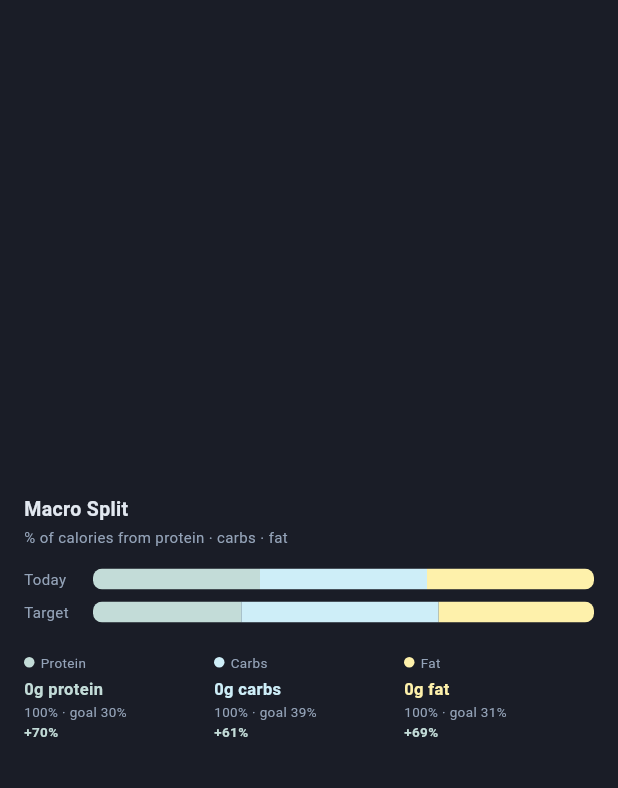
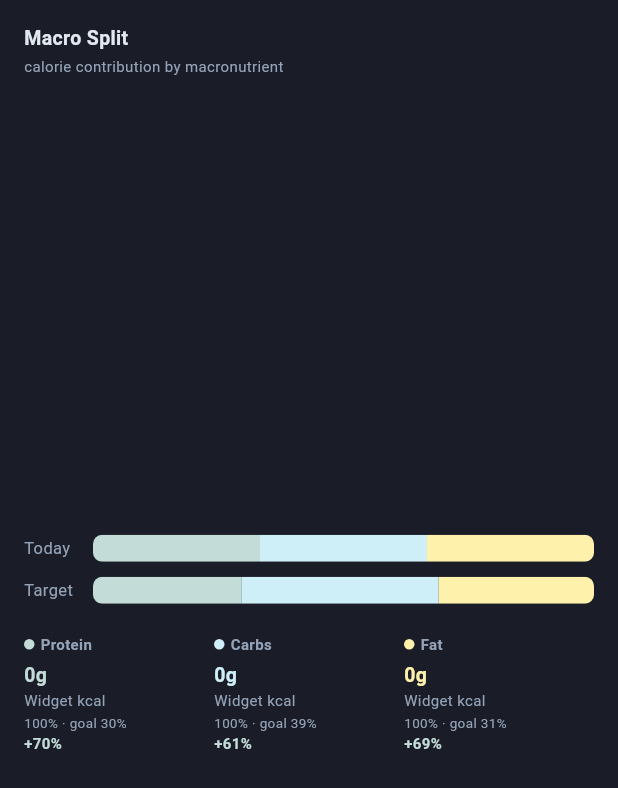
Before and after one commit to worldpeacemetta/WorldPeaceBuilder, a Flutter app: the _MacroSplitPanel widget shown alone on an empty page, opened directly with empty values, on a phone screen of 412 x 824 dp. Shown: the top 788 px of the screen. Run offline on Flutter 3.47's test engine with Material 3 defaults, Android fonts, the phone set to English and light mode, and no system bars; our stand-ins replace fl_chart, flutter_riverpod, go_router, image_picker, shared_preferences, supabase_flutter; missing offline and left inert: mobile_scanner; accounts and stored records are empty; statements that could not run were skipped.

Commit message:
KPI panel polish: titles at top, enriched content for 3 & 4
- KPI 1: flat Container (no Card rounded corners) to match others
- KPI 2: title at top, content anchored via Spacer
- KPI 3: title at top + day total vs goal progress bar above food rows
- KPI 4: title at top, 18px bars, kcal-from-macro in legend, Spacer centering

https://claude.ai/code/session_01Fh3mjq5VUhPDJmziG8ZXP6

```diff
--- a/mobile/lib/screens/daily_log/day_detail_screen.dart
+++ b/mobile/lib/screens/daily_log/day_detail_screen.dart
@@ -105,6 +105,7 @@ class _DayDetailScreenState extends ConsumerState<DayDetailScreen> {
                       // 3 — Top foods by macro
                       _TopFoodsPanel(
                         entries: entries,
+                        goals: goals,
                         macro: _topFoodsMacro,
                         onMacroChanged: (m) =>
                             setState(() => _topFoodsMacro = m),
@@ -273,15 +274,14 @@ class _MealBreakdownPanel extends StatelessWidget {
 
     return Container(
       color: cs.card,
-      padding: const EdgeInsets.fromLTRB(16, 0, 16, 0),
+      padding: const EdgeInsets.fromLTRB(16, 16, 16, 16),
       child: Column(
         crossAxisAlignment: CrossAxisAlignment.start,
-        mainAxisAlignment: MainAxisAlignment.center,
         children: [
           // Title
           const Text('Meal Breakdown',
               style: TextStyle(fontSize: 13, fontWeight: FontWeight.w700)),
-          const SizedBox(height: 10),
+          const Spacer(),
           // Stacked proportion bar
           ClipRRect(
             borderRadius: BorderRadius.circular(5),
@@ -302,6 +302,7 @@ class _MealBreakdownPanel extends StatelessWidget {
             ),
           ),
           const SizedBox(height: 12),
+          const SizedBox(height: 10),
           // Meal rows
           ...mealTotals.entries.map((e) {
             final color = _mealColors[e.key] ?? AppColors.kcal;
@@ -367,12 +368,21 @@ class _MealBreakdownPanel extends StatelessWidget {
 class _TopFoodsPanel extends StatelessWidget {
   const _TopFoodsPanel({
     required this.entries,
+    required this.goals,
     required this.macro,
     required this.onMacroChanged,
   });
   final List<Entry> entries;
+  final MacroGoals goals;
   final String macro;
   final ValueChanged<String> onMacroChanged;
+
+  double _goalValue() => switch (macro) {
+        'protein' => goals.protein,
+        'carbs' => goals.carbs,
+        'fat' => goals.fat,
+        _ => goals.kcal.toDouble(),
+      };
 
   double _macroValue(MacroValues m) => switch (macro) {
         'protein' => m.protein,
@@ -400,12 +410,15 @@ class _TopFoodsPanel extends StatelessWidget {
     final totalVal = entries.fold(0.0, (s, e) => s + _macroValue(e.macros));
     final cs = AppColorScheme.of(context);
 
+    final goalVal = _goalValue();
+    final goalFrac = goalVal > 0 ? (totalVal / goalVal).clamp(0.0, 1.0) : 0.0;
+    final goalPct = goalVal > 0 ? (totalVal / goalVal * 100).round() : 0;
+
     return Container(
       color: cs.card,
-      padding: const EdgeInsets.fromLTRB(16, 0, 16, 0),
+      padding: const EdgeInsets.fromLTRB(16, 16, 16, 16),
       child: Column(
         crossAxisAlignment: CrossAxisAlignment.start,
-        mainAxisAlignment: MainAxisAlignment.center,
         children: [
           // Title + toggle row
           Row(
@@ -442,6 +455,27 @@ class _TopFoodsPanel extends StatelessWidget {
               }),
             ],
           ),
+          const SizedBox(height: 10),
+          // Day total vs goal summary
+          Row(
+            children: [
+              Expanded(
+                child: ClipRRect(
+                  borderRadius: BorderRadius.circular(4),
+                  child: LinearProgressIndicator(
+                    value: goalFrac,
+                    minHeight: 6,
+                    backgroundColor: cs.border,
+                    valueColor: AlwaysStoppedAnimation<Color>(_color),
+                  ),
+                ),
+              ),
+              const SizedBox(width: 10),
+              Text('${totalVal.round()} / ${goalVal.round()} $_unit  ·  $goalPct%',
+                  style: TextStyle(fontSize: 10, color: cs.textMuted)),
+            ],
+          ),
+          const SizedBox(height: 10),
           ...top5.map((entry) {
             final val = _macroValue(entry.macros);
             final share = maxVal > 0 ? (val / maxVal).clamp(0.0, 1.0) : 0.0;
@@ -520,20 +554,19 @@ class _MacroSplitPanel extends StatelessWidget {
     const colors = [AppColors.protein, AppColors.carbs, AppColors.fat];
     const names = ['Protein', 'Carbs', 'Fat'];
 
+    static const _kcalPerGram = [4.0, 4.0, 9.0]; // protein, carbs, fat
     final actualGrams = [totals.protein, totals.carbs, totals.fat];
-    final targetGrams = [goals.protein, goals.carbs, goals.fat];
-    final gramLabels = ['g protein', 'g carbs', 'g fat'];
+    final gramLabels = ['g', 'g', 'g'];
+    final macroNames = ['Protein', 'Carbs', 'Fat'];
 
-    Widget bar(List<double> fracs) => ClipRRect(
+    Widget bar(List<double> fracs, {double height = 18}) => ClipRRect(
           borderRadius: BorderRadius.circular(6),
           child: SizedBox(
-            height: 14,
+            height: height,
             child: Row(
               children: List.generate(3, (i) {
                 final flex = (fracs[i] * 1000).round();
-                return Flexible(
-                    flex: flex,
-                    child: Container(color: colors[i]));
+                return Flexible(flex: flex, child: Container(color: colors[i]));
               }),
             ),
           ),
@@ -543,39 +576,37 @@ class _MacroSplitPanel extends StatelessWidget {
 
     return Container(
       color: cs.card,
-      padding: const EdgeInsets.fromLTRB(16, 0, 16, 0),
+      padding: const EdgeInsets.fromLTRB(16, 16, 16, 16),
       child: Column(
         crossAxisAlignment: CrossAxisAlignment.start,
-        mainAxisAlignment: MainAxisAlignment.center,
         children: [
           // Title
           const Text('Macro Split',
               style: TextStyle(fontSize: 13, fontWeight: FontWeight.w700)),
           const SizedBox(height: 2),
-          Text('% of calories from protein · carbs · fat',
+          Text('calorie contribution by macronutrient',
               style: TextStyle(fontSize: 10, color: cs.textMuted)),
-          const SizedBox(height: 14),
+          const Spacer(),
+          // Bars
           Row(
             children: [
-              SizedBox(
-                  width: 46,
+              SizedBox(width: 46,
                   child: Text('Today',
-                      style: TextStyle(fontSize: 10, color: cs.textMuted))),
+                      style: TextStyle(fontSize: 11, color: cs.textMuted))),
               Expanded(child: bar(actual)),
             ],
           ),
-          const SizedBox(height: 8),
+          const SizedBox(height: 10),
           Row(
             children: [
-              SizedBox(
-                  width: 46,
+              SizedBox(width: 46,
                   child: Text('Target',
-                      style: TextStyle(fontSize: 10, color: cs.textMuted))),
+                      style: TextStyle(fontSize: 11, color: cs.textMuted))),
               Expanded(child: bar(target)),
             ],
           ),
           const SizedBox(height: 20),
-          // Legend row
+          // Legend row — grams, kcal from macro, % vs goal
           Row(
             children: List.generate(3, (i) {
               final aPct = (actual[i] * 100).round();
@@ -586,6 +617,8 @@ class _MacroSplitPanel extends StatelessWidget {
               final diffColor = diff == 0
                   ? cs.textMuted
                   : (diff > 0 ? AppColors.protein : AppColors.carbs);
+              final kcalFromMacro =
+                  (actualGrams[i] * _kcalPerGram[i]).round();
               return Expanded(
                 child: Column(
                   crossAxisAlignment: CrossAxisAlignment.start,
@@ -596,21 +629,26 @@ class _MacroSplitPanel extends StatelessWidget {
                           decoration: BoxDecoration(
                               color: colors[i], shape: BoxShape.circle)),
                       const SizedBox(width: 4),
-                      Text(names[i],
-                          style: TextStyle(fontSize: 9, color: cs.textMuted)),
+                      Text(macroNames[i],
+                          style: TextStyle(
+                              fontSize: 10,
+                              fontWeight: FontWeight.w600,
+                              color: cs.textMuted)),
                     ]),
-                    const SizedBox(height: 3),
+                    const SizedBox(height: 4),
                     Text('${actualGrams[i].round()}${gramLabels[i]}',
                         style: TextStyle(
-                            fontSize: 11,
+                            fontSize: 13,
                             fontWeight: FontWeight.w700,
                             color: colors[i])),
-                    const SizedBox(height: 1),
+                    Text('$kcalFromMacro kcal',
+                        style: TextStyle(fontSize: 10, color: cs.textMuted)),
+                    const SizedBox(height: 2),
                     Text('$aPct% · goal $tPct%',
                         style: TextStyle(fontSize: 9, color: cs.textMuted)),
                     Text(diffStr,
                         style: TextStyle(
-                            fontSize: 9,
+                            fontSize: 10,
                             fontWeight: FontWeight.w600,
                             color: diffColor)),
                   ],
@@ -618,6 +656,7 @@ class _MacroSplitPanel extends StatelessWidget {
               );
             }),
           ),
+          const Spacer(),
         ],
       ),
     );
```
Also changed, not shown: mobile/lib/widgets/macro_progress_card.dart (+5 -5 lines).
